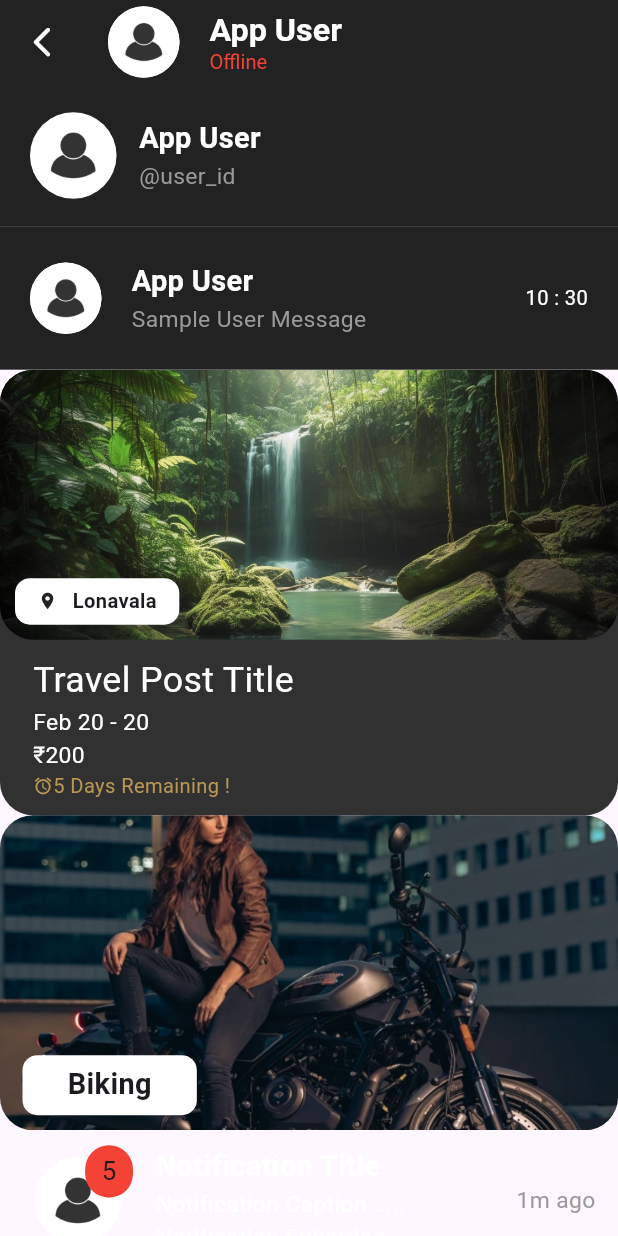
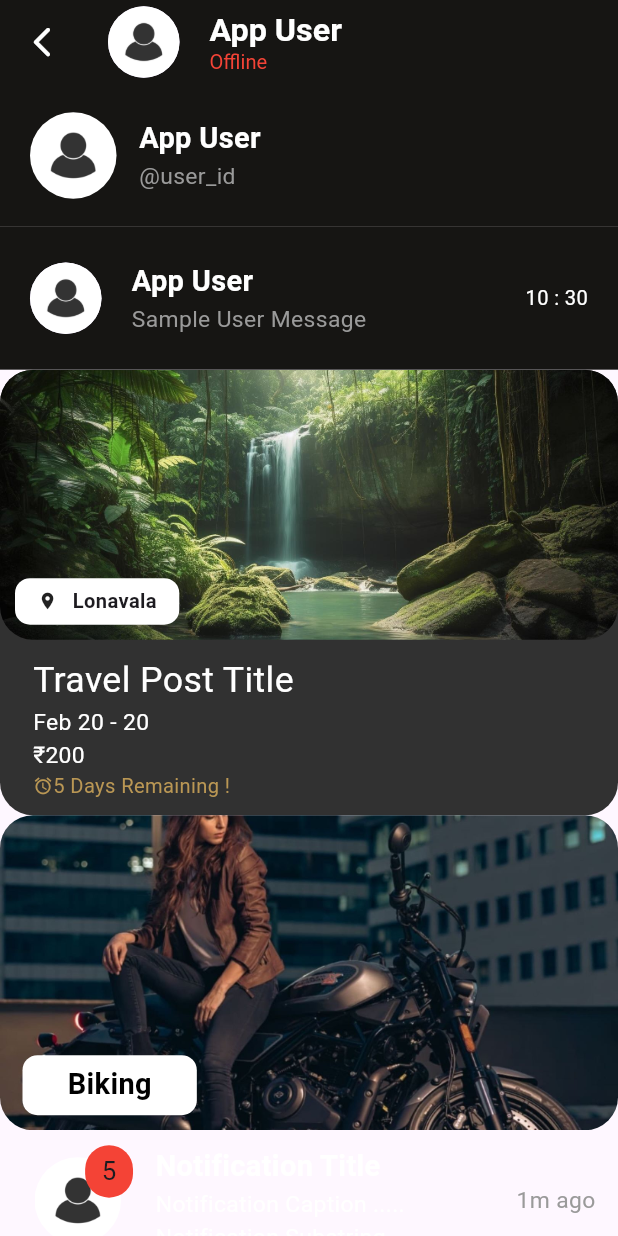
Before and after one commit to Pinnacle01/pinnacle, a Flutter app: the FrameworkDemo screen opened by its route, on a phone screen of 412 x 824 dp. Run offline on Flutter 3.47's test engine with Material 3 defaults, Android fonts, the phone set to English and light mode, and no system bars; our stand-ins replace go_router, sizer.

Commit message:
Refactor widget text components and update color constants for consistency

```diff
--- a/lib/framework/constants/color.dart
+++ b/lib/framework/constants/color.dart
@@ -3,7 +3,7 @@ import 'package:flutter/material.dart';
 class CustomColors {
   static Color buttonBackgroundCreamColor =
       const Color.fromRGBO(186, 151, 84, 1);
-  static Color mainBackgroundColor = const Color.fromRGBO(34, 34, 34, 1);
+  static Color mainBackgroundColor = const Color.fromRGBO(22, 21, 19, 1);
   static Color mainTextColor = Colors.white;
   static Color lightBackgroundColor = const Color.fromRGBO(154, 154, 154, 1);
   static Color cardBackgroundColor = const Color.fromRGBO(49, 49, 49, 1);
--- a/lib/framework/general_widgets.dart
+++ b/lib/framework/general_widgets.dart
@@ -1,102 +1,102 @@
-import 'package:flutter/material.dart';
-import 'package:sizer/sizer.dart';
-import 'package:pinnacle_main/framework/constants/size.dart';
+// import 'package:flutter/material.dart';
+// import 'package:sizer/sizer.dart';
+// import 'package:pinnacle_main/framework/constants/size.dart';
 
-class TextWidget extends StatelessWidget {
-  const TextWidget(
-      {super.key,
-      required this.text,
-      this.color,
-      this.size,
-      this.type,
-      this.alignment});
+// class TextWidget extends StatelessWidget {
+//   const TextWidget(
+//       {super.key,
+//       required this.text,
+//       this.color,
+//       this.size,
+//       this.type,
+//       this.alignment});
 
-  final String text;
-  final Color? color;
-  final double? size;
-  final FontWeight? type;
-  final TextAlign? alignment;
-  @override
-  Widget build(BuildContext context) {
-    return Text(
-      text,
-      style: TextStyle(
-        color: color,
-        fontSize: size,
-        fontWeight: type,
-      ),
-      textAlign: alignment,
-    );
-  }
-}
+//   final String text;
+//   final Color? color;
+//   final double? size;
+//   final FontWeight? type;
+//   final TextAlign? alignment;
+//   @override
+//   Widget build(BuildContext context) {
+//     return Text(
+//       text,
+//       style: TextStyle(
+//         color: color,
+//         fontSize: size,
+//         fontWeight: type,
+//       ),
+//       textAlign: alignment,
+//     );
+//   }
+// }
 
-class IconWidget extends StatelessWidget {
-  const IconWidget(
-      {super.key, required this.icon, required this.size, this.color});
+// class IconWidget extends StatelessWidget {
+//   const IconWidget(
+//       {super.key, required this.icon, required this.size, this.color});
 
-  final IconData icon;
-  final double size;
-  final Color? color;
+//   final IconData icon;
+//   final double size;
+//   final Color? color;
 
-  @override
-  Widget build(BuildContext context) {
-    return Icon(
-      icon,
-      size: size,
-      color: color,
-    );
-  }
-}
+//   @override
+//   Widget build(BuildContext context) {
+//     return Icon(
+//       icon,
+//       size: size,
+//       color: color,
+//     );
+//   }
+// }
 
-class IconWithTextWidget extends StatelessWidget {
-  const IconWithTextWidget(
-      {super.key, required this.icon, required this.value});
+// class IconWithTextWidget extends StatelessWidget {
+//   const IconWithTextWidget(
+//       {super.key, required this.icon, required this.value});
 
-  final IconData icon;
-  final int value;
+//   final IconData icon;
+//   final int value;
 
-  @override
-  Widget build(BuildContext context) {
-    return Row(
-      children: [
-        Icon(
-          icon,
-          color: Colors.white,
-          size: Sizes.size18.sp,
-        ),
-        const SizedBox(
-          width: 10,
-        ),
-        TextWidget(
-          text: value.toString(),
-          size: Sizes.size18.sp,
-          color: Colors.white,
-        )
-      ],
-    );
-  }
-}
+//   @override
+//   Widget build(BuildContext context) {
+//     return Row(
+//       children: [
+//         Icon(
+//           icon,
+//           color: Colors.white,
+//           size: Sizes.size18.sp,
+//         ),
+//         const SizedBox(
+//           width: 10,
+//         ),
+//         TextWidget(
+//           text: value.toString(),
+//           size: Sizes.size18.sp,
+//           color: Colors.white,
+//         )
+//       ],
+//     );
+//   }
+// }
 
-class IconButtonWidget extends StatelessWidget {
-  const IconButtonWidget({
-    super.key,
-    required this.icon,
-    required this.size,
-    this.color,
-    required this.pressedFunction,
-  });
+// class IconButtonWidget extends StatelessWidget {
+//   const IconButtonWidget({
+//     super.key,
+//     required this.icon,
+//     required this.size,
+//     this.color,
+//     required this.pressedFunction,
+//   });
 
-  final void Function() pressedFunction;
-  final IconData icon;
-  final double size;
-  final Color? color;
+//   final void Function() pressedFunction;
+//   final IconData icon;
+//   final double size;
+//   final Color? color;
 
-  @override
-  Widget build(BuildContext context) {
-    return IconButton(
-      onPressed: pressedFunction,
-      icon: Icon(icon, size: size),
-      color: color,
-    );
-  }
-}
+//   @override
+//   Widget build(BuildContext context) {
+//     return IconButton(
+//       onPressed: pressedFunction,
+//       icon: Icon(icon, size: size),
+//       color: color,
+//     );
+//   }
+// }
--- a/lib/framework/widgets/navigation_bar/custom_bottom_navigation_bar.dart
+++ b/lib/framework/widgets/navigation_bar/custom_bottom_navigation_bar.dart
@@ -2,7 +2,6 @@ import 'package:flutter/material.dart';
 import 'package:sizer/sizer.dart';
 import 'package:pinnacle_main/framework/constants/color.dart';
 import 'package:pinnacle_main/framework/constants/size.dart';
-import 'package:pinnacle_main/framework/general_widgets.dart';
 
 class CustomBottomNavigationBar extends StatelessWidget {
   const CustomBottomNavigationBar({super.key});
@@ -59,17 +58,18 @@ class CustomBottomNavigationBar extends StatelessWidget {
     return Column(
       mainAxisSize: MainAxisSize.min,
       children: [
-        IconWidget(
-          icon: icon,
+        Icon(
+          icon,
           size: Sizes.size24.sp,
           color: isActive ? color : CustomColors.lightBackgroundColor,
         ),
         SizedBox(height: Sizes.size10.dp),
-        TextWidget(
-          text: label,
-          color: isActive ? color : CustomColors.lightBackgroundColor,
-          type: isActive ? FontWeight.bold : FontWeight.normal,
-        ),
+        Text(
+          label,
+          style: TextStyle(
+              color: isActive ? color : CustomColors.lightBackgroundColor,
+              fontWeight: isActive ? FontWeight.bold : FontWeight.normal),
+        )
       ],
     );
   }
--- a/lib/framework/widgets/navigation_bar/floating_action_button.dart
+++ b/lib/framework/widgets/navigation_bar/floating_action_button.dart
@@ -14,10 +14,11 @@ class CustomfloatingActionButton extends StatelessWidget {
       backgroundColor: CustomColors.buttonBackgroundCreamColor,
       shape: const CircleBorder(),
       elevation: Elevation.large,
-      child: IconWidget(
-        icon: Icons.add,
-        size: Sizes.size18.sp,
-      ),
+      child:
+        Icon(
+          Icons.add,
+          size: Sizes.size18.sp,
+        ),
     );
   }
 }
--- a/lib/framework/widgets/notification_tab.dart
+++ b/lib/framework/widgets/notification_tab.dart
@@ -41,9 +41,11 @@ class NotificationTab extends StatelessWidget {
                         CircularRadius.large,
                       ),
                     ),
-                    child: TextWidget(
-                      text: count.toString(),
-                      size: Sizes.size17.sp,
+                    child: Text(
+                      count.toString(),
+                      style: TextStyle(
+                        fontSize: Sizes.size17.sp,
+                      ),
                     ),
                   ),
                 ),
@@ -56,24 +58,30 @@ class NotificationTab extends StatelessWidget {
               crossAxisAlignment: CrossAxisAlignment.start,
               mainAxisAlignment: MainAxisAlignment.center,
               children: [
-                TextWidget(
-                  text: GeneralString.notificationTitle,
-                  color: Colors.white,
-                  size: Sizes.size18.sp,
-                  type: FontWeight.bold,
+                Text(
+                  GeneralString.notificationTitle,
+                  style: TextStyle(
+                    color: Colors.white,
+                    fontSize: Sizes.size18.sp,
+                    fontWeight: FontWeight.bold,
+                  ),
                 ),
-                TextWidget(
-                  text: GeneralString.notificationCaption,
-                  color: Colors.white,
-                  size: Sizes.size16.sp,
+                Text(
+                  GeneralString.notificationCaption,
+                  style: TextStyle(
+                    color: Colors.white,
+                    fontSize: Sizes.size16.sp,
+                  ),
                 ),
               ],
             ),
           ),
-          TextWidget(
-            text: '1m ago',
-            color: CustomColors.lightBackgroundColor,
-            size: Sizes.size16.sp,
+          Text(
+            '1m ago',
+            style: TextStyle(
+              color: CustomColors.lightBackgroundColor,
+              fontSize: Sizes.size16.sp,
+            ),
           )
         ],
       ),
--- a/lib/framework/widgets/tool_bar_widgets.dart
+++ b/lib/framework/widgets/tool_bar_widgets.dart
@@ -2,10 +2,9 @@ import 'package:flutter/material.dart';
 import 'package:sizer/sizer.dart';
 import 'package:pinnacle_main/framework/constants/color.dart';
 import 'package:pinnacle_main/framework/constants/size.dart';
-import 'package:pinnacle_main/framework/general_widgets.dart';
 
-PreferredSizeWidget customAppBarWithShadow(
-    {required String titleName,
+PreferredSizeWidget customAppBarWithShadow({
+  required String titleName,
   Color? titleColor,
   Icon? leadingIcon,
   Color? backgroundColor,
@@ -25,10 +24,12 @@ PreferredSizeWidget customAppBarWithShadow(
       ),
       child: AppBar(
         toolbarHeight: AppBar().preferredSize.height,
-        title: TextWidget(
-          text: titleName,
+        title: Text(
+          titleName,
+          style: TextStyle(
             color: titleColor ?? Colors.white,
-          size: Sizes.size20.sp,
+            fontSize: Sizes.size20.sp,
+          ),
         ),
         leading: leadingIcon,
         actions: actionIcon,
@@ -45,9 +46,11 @@ PreferredSizeWidget customAppBar(
     Color? backgroundColor,
     List<Icon>? actionIcon}) {
   return AppBar(
-    title: TextWidget(
-      text: titleName,
+    title: Text(
+      titleName,
+      style: TextStyle(
         color: titleColor ?? Colors.white,
+      ),
     ),
     leading: leadingIcon,
     actions: actionIcon,
@@ -73,8 +76,8 @@ Widget customBottomNavigator() {
       children: List.generate(icons.length, (index) {
         return IconButton(
           onPressed: () {},
-          icon: IconWidget(
-            icon: icons[index],
+          icon: Icon(
+            icons[index],
             size: index == 2 ? 50 : 28,
             color: CustomColors.buttonBackgroundCreamColor,
           ),
@@ -102,18 +105,20 @@ Widget curvedBox(String text, {IconData? icon, Color? color}) {
       children: [
         Visibility(
           visible: icon != null,
-          child: IconWidget(
-            icon: icon!,
+          child: Icon(
+            icon!,
             size: Sizes.size15.sp,
           ),
         ),
         const SizedBox(
           width: 10,
         ),
-        TextWidget(
-          text: text,
-          size: Sizes.size15.sp,
-          type: FontWeight.bold,
+        Text(
+          text,
+          style: TextStyle(
+            fontSize: Sizes.size15.sp,
+            fontWeight: FontWeight.bold,
+          ),
         )
       ],
     ),
--- a/lib/framework/widgets/travel_cards/category_card.dart
+++ b/lib/framework/widgets/travel_cards/category_card.dart
@@ -33,10 +33,13 @@ class CategoryCard extends StatelessWidget {
                 color: Colors.white,
                 borderRadius: BorderRadius.circular(10),
               ),
-              child: TextWidget(
-                text: TempStrings.biking,
-                size: Sizes.size18.sp,
-                type: FontWeight.bold,
+              child: Text(
+                TempStrings.biking,
+                style: TextStyle(
+                  color: Colors.black,
+                  fontSize: Sizes.size18.sp,
+                  fontWeight: FontWeight.bold,
+                ),
               ),
             ),
           )
--- a/lib/framework/widgets/travel_cards/travel_request_component.dart
+++ b/lib/framework/widgets/travel_cards/travel_request_component.dart
@@ -1,4 +1,3 @@
-
 import 'package:flutter/material.dart';
 import 'package:sizer/sizer.dart';
 import 'package:pinnacle_main/framework/constants/color.dart';
@@ -68,30 +67,36 @@ class TravelRequestComponent extends StatelessWidget {
                   right: CircularRadius.medium,
                   top: Sizes.size10,
                 ),
-                child: TextWidget(
-                  text: title,
-                  color: Colors.white,
-                  size: Sizes.size20.sp,
+                child: Text(
+                  title,
+                  style: TextStyle(
+                    color: Colors.white,
+                    fontSize: Sizes.size20.sp,
+                  ),
                 ),
               ),
               Padding(
                 padding:
                     EdgeInsets.symmetric(horizontal: CircularRadius.medium),
-                child: TextWidget(
-                  text: startDate.month == endDate.month
+                child: Text(
+                  startDate.month == endDate.month
                       ? '${month[startDate.month - 1]} ${startDate.day} - ${endDate.day} '
                       : '${month[startDate.month - 1]} ${startDate.day} - ${month[endDate.month - 1]} ${endDate.day}',
-                  color: Colors.white,
-                  size: Sizes.size16.sp,
+                  style: TextStyle(
+                    color: Colors.white,
+                    fontSize: Sizes.size16.sp,
+                  ),
                 ),
               ),
               Padding(
                 padding:
                     EdgeInsets.symmetric(horizontal: CircularRadius.medium),
-                child: TextWidget(
-                  text: '₹$price',
-                  color: Colors.white,
-                  size: Sizes.size16.sp,
+                child: Text(
+                  '₹$price',
+                  style: TextStyle(
+                    color: Colors.white,
+                    fontSize: Sizes.size16.sp,
+                  ),
                 ),
               ),
               Padding(
@@ -102,15 +107,17 @@ class TravelRequestComponent extends StatelessWidget {
                 ),
                 child: Row(
                   children: [
-                    IconWidget(
-                      icon: Icons.alarm_sharp,
+                    Icon(
+                      Icons.alarm_sharp,
                       color: CustomColors.buttonBackgroundCreamColor,
                       size: Sizes.size15.sp,
                     ),
-                    TextWidget(
-                      text: '$days Days Remaining !',
-                      color: CustomColors.buttonBackgroundCreamColor,
-                      size: Sizes.size15.sp,
+                    Text(
+                      '$days Days Remaining !',
+                      style: TextStyle(
+                        color: CustomColors.buttonBackgroundCreamColor,
+                        fontSize: Sizes.size15.sp,
+                      ),
                     )
                   ],
                 ),
--- a/lib/framework/widgets/user_profile/user_profile_card.dart
+++ b/lib/framework/widgets/user_profile/user_profile_card.dart
@@ -25,7 +25,7 @@ class UserProfileCard extends StatelessWidget {
         color: CustomColors.mainBackgroundColor,
       ),
       child: Row(
-        mainAxisAlignment: MainAxisAlignment.center,
+        mainAxisAlignment: MainAxisAlignment.start,
         children: [
           CircleAvatar(
             backgroundImage: AssetImage(userImage),
@@ -33,24 +33,26 @@ class UserProfileCard extends StatelessWidget {
             backgroundColor: Colors.transparent,
           ),
           SizedBox(width: Sizes.size15),
-          Expanded(
-            child: Column(
+          Column(
             crossAxisAlignment: CrossAxisAlignment.start,
             mainAxisAlignment: MainAxisAlignment.center,
             children: [
-                TextWidget(
-                  text: userName,
+              Text(
+                 userName,
+                 style: TextStyle(
                     color: Colors.white,
-                  size: Sizes.size18.sp,
-                  type: FontWeight.bold,
+                    fontSize: Sizes.size18.sp,
+                    fontWeight: FontWeight.bold,
                  ),
-                TextWidget(
-                  text: '@$userProfileId',
+              ),
+              Text(
+                '@$userProfileId',
+                 style: TextStyle(
                     color: CustomColors.lightBackgroundColor,
-                  size: Sizes.size16.sp,
+                    fontSize: Sizes.size16.sp,
+                 ),
               ),
             ],
-            ),
           ),
         ],
       ),
--- a/lib/framework/widgets/user_widgets.dart
+++ b/lib/framework/widgets/user_widgets.dart
@@ -2,7 +2,6 @@ import 'package:flutter/material.dart';
 import 'package:sizer/sizer.dart';
 import 'package:pinnacle_main/framework/constants/color.dart';
 import 'package:pinnacle_main/framework/constants/size.dart';
-import 'package:pinnacle_main/framework/general_widgets.dart';
 
 class UserWidgets {
   PreferredSizeWidget userTopProfileBar(
@@ -39,16 +38,19 @@ class UserWidgets {
               Column(
                 crossAxisAlignment: CrossAxisAlignment.start,
                 children: [
-                  TextWidget(
-                    text: userName,
-                    color: Colors.white,
-                    size: Sizes.size19.sp,
-                    type: FontWeight.bold,
+                  Text(
+                    userName,
+                    style: TextStyle(
+                        color: Colors.white,
+                        fontSize: Sizes.size19.sp,
+                        fontWeight: FontWeight.bold),
                   ),
-                  TextWidget(
-                    text: userStatus ? 'Online' : 'Offline',
-                    color: userStatus ? Colors.green : Colors.red,
-                    size: Sizes.size15.sp,
+                  Text(
+                    userStatus ? 'Online' : 'Offline',
+                    style: TextStyle(
+                      color: userStatus ? Colors.green : Colors.red,
+                      fontSize: Sizes.size15.sp,
+                    ),
                   ),
                 ],
               )
@@ -90,26 +92,32 @@ class UserWidgets {
               crossAxisAlignment: CrossAxisAlignment.start,
               mainAxisAlignment: MainAxisAlignment.center,
               children: [
-                TextWidget(
-                    text: userName,
-                    color: Colors.white,
-                    size: Sizes.size18.sp,
-                    type: FontWeight.bold),
+                Text(
+                  userName,
+                  style: TextStyle(
+                      fontSize: Sizes.size18.sp,
+                      color: Colors.white,
+                      fontWeight: FontWeight.bold),
+                ),
                 Visibility(
                   visible: usermessage != null,
-                  child: TextWidget(
-                    text: usermessage!,
-                    color: CustomColors.lightBackgroundColor,
-                    size: Sizes.size16.sp,
+                  child: Text(
+                    usermessage!,
+                    style: TextStyle(
+                      fontSize: Sizes.size16.sp,
+                      color: CustomColors.lightBackgroundColor,
+                    ),
                   ),
                 ),
               ],
             ),
           ),
-          TextWidget(
-            text: '${userTime.hour.toString()} : ${userTime.minute.toString()}',
-            color: Colors.white,
-            size: Sizes.size15.sp,
+          Text(
+            '${userTime.hour.toString()} : ${userTime.minute.toString()}',
+            style: TextStyle(
+              fontSize: Sizes.size15.sp,
+              color: Colors.white,
+            ),
           ),
         ],
       ),
--- a/lib/framework_demo.dart
+++ b/lib/framework_demo.dart
@@ -64,7 +64,7 @@ class FrameworkDemo extends StatelessWidget {
               count: 5,
             ),
 
-            const CustomBottomNavigationBar(),
+            // const CustomBottomNavigationBar(),
           ],
         ),
       ),
--- a/lib/home.dart
+++ b/lib/home.dart
@@ -21,8 +21,8 @@ class HomeApp extends StatelessWidget {
       body: Center(
         child: ElevatedButton(
           onPressed: () => context.go('/component'),
-          child: const TextWidget(
-            text: 'Framework Component  l Go to Component',
+          child: const Text(
+            'Framework Component',
           ),
         ),
       ),
```
Lines whose indentation alone changed are shown as unchanged.
